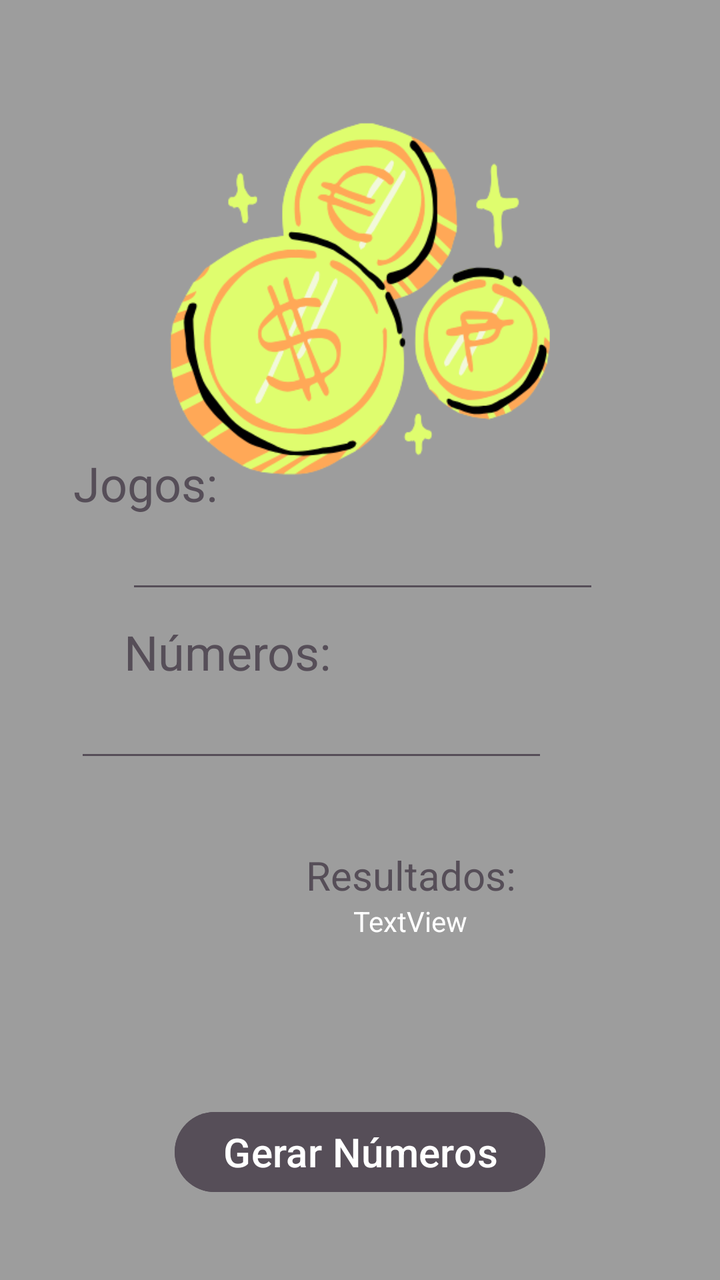
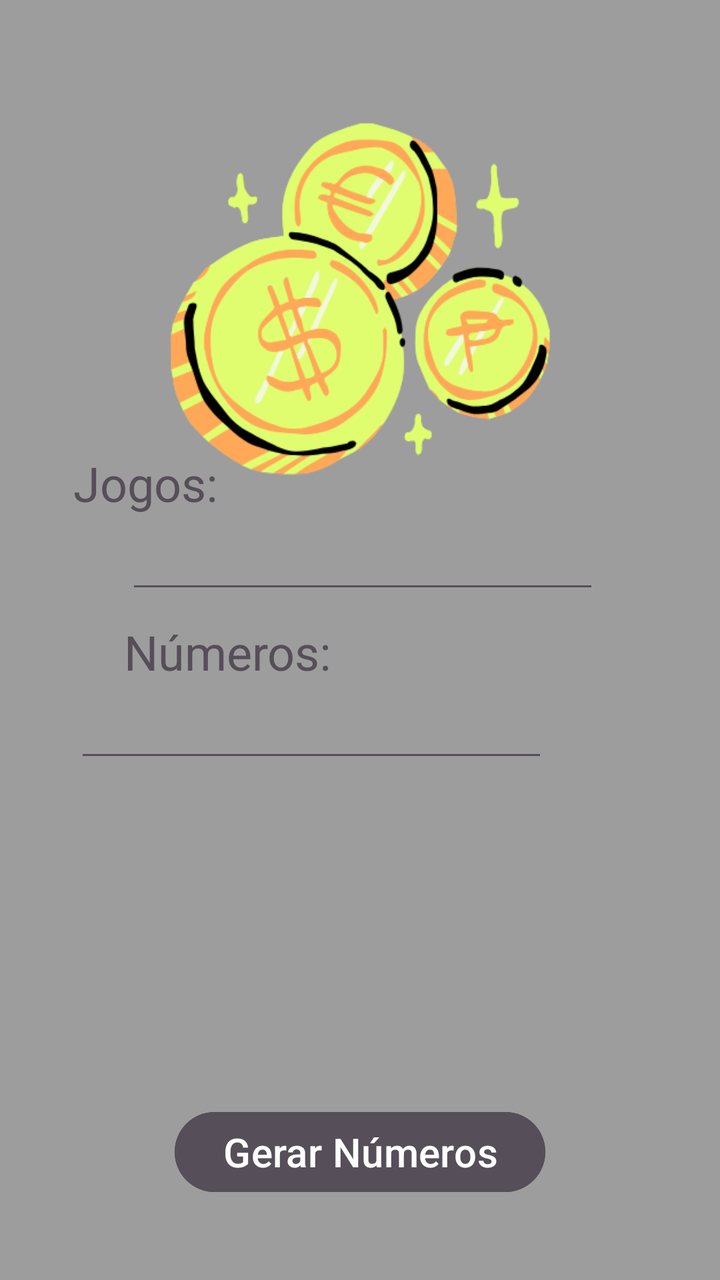

Compare the two renders of this Android layout. The source of the first and the diff that turns it into the second are given below.
<!-- AndroidManifest.xml: application theme Theme.LotoApp -->
<!-- res/layout/activity_loto_facil.xml -->
<?xml version="1.0" encoding="utf-8"?>
<androidx.constraintlayout.widget.ConstraintLayout xmlns:android="http://schemas.android.com/apk/res/android"
    xmlns:app="http://schemas.android.com/apk/res-auto"
    xmlns:tools="http://schemas.android.com/tools"
    android:id="@+id/main"
    android:layout_width="match_parent"
    android:layout_height="match_parent"
    android:background="#9d9d9d"
    tools:context=".LotoFacil">

    <TextView
        android:layout_width="wrap_content"
        android:layout_height="wrap_content"
        android:layout_marginStart="153dp"
        android:layout_marginTop="38dp"
        android:layout_marginEnd="153dp"
        android:text="Resultados:"
        android:textColor="#564E58"
        android:textSize="20sp"
        app:layout_constraintBottom_toTopOf="@+id/tvResultadoLotoFacil"
        app:layout_constraintEnd_toEndOf="parent"
        app:layout_constraintHorizontal_bias="0.0"
        app:layout_constraintStart_toStartOf="parent"
        app:layout_constraintTop_toBottomOf="@+id/etJogosMega9" />

    <EditText
        android:id="@+id/etJogosMega9"
        android:layout_width="wrap_content"
        android:layout_height="wrap_content"
        android:layout_marginStart="63dp"
        android:layout_marginEnd="112dp"
        android:backgroundTint="#564E58"
        android:ems="10"
        android:inputType="text"
        android:textSize="20sp"
        app:layout_constraintEnd_toEndOf="parent"
        app:layout_constraintStart_toStartOf="parent"
        app:layout_constraintTop_toBottomOf="@+id/textView35" />

    <TextView
        android:id="@+id/textView35"
        android:layout_width="wrap_content"
        android:layout_height="wrap_content"
        android:layout_marginStart="62dp"
        android:layout_marginEnd="252dp"
        android:text="Números:"
        android:textColor="#564E58"
        android:textSize="24sp"
        app:layout_constraintBottom_toTopOf="@+id/etJogosMega9"
        app:layout_constraintEnd_toEndOf="parent"
        app:layout_constraintHorizontal_bias="0.0"
        app:layout_constraintStart_toStartOf="parent" />

    <Button
        android:id="@+id/btGerarLotoFacil"
        android:layout_width="wrap_content"
        android:layout_height="wrap_content"
        android:layout_marginStart="151dp"
        android:layout_marginTop="78dp"
        android:layout_marginEnd="151dp"
        android:layout_marginBottom="40dp"
        android:backgroundTint="#564E58"
        android:text="Gerar Números"
        android:textColor="#fff"
        android:textSize="20sp"
        app:layout_constraintBottom_toBottomOf="parent"
        app:layout_constraintEnd_toEndOf="parent"
        app:layout_constraintStart_toStartOf="parent"
        app:layout_constraintTop_toBottomOf="@+id/etNumMega"
        app:layout_constraintVertical_bias="1.0" />

    <TextView
        android:id="@+id/tvResultadoLotoFacil"
        android:layout_width="wrap_content"
        android:layout_height="90dp"
        android:layout_marginStart="80dp"
        android:layout_marginEnd="81dp"
        android:layout_marginBottom="11dp"
        android:width="250dp"
        android:text="TextView"
        android:textAlignment="center"
        android:textColor="#ffffff"
        app:layout_constraintBottom_toTopOf="@+id/btGerarLotoFacil"
        app:layout_constraintEnd_toEndOf="parent"
        app:layout_constraintHorizontal_bias="0.0"
        app:layout_constraintStart_toStartOf="parent"
        app:layout_constraintTop_toBottomOf="@+id/textView36" />

    <TextView
        android:id="@+id/textView5"
        android:layout_width="wrap_content"
        android:layout_height="wrap_content"
        android:layout_marginStart="187dp"
        android:layout_marginTop="20dp"
        android:layout_marginEnd="188dp"
        android:layout_marginBottom="606dp"
        android:fontFamily="sans-serif-condensed"
        android:text="LotoFácil"
        android:textColor="#DFFD6E"
        android:textSize="34sp"
        app:layout_constraintBottom_toBottomOf="parent"
        app:layout_constraintEnd_toEndOf="parent"
        app:layout_constraintStart_toStartOf="parent"
        app:layout_constraintTop_toTopOf="parent" />

    <ImageView
        android:id="@+id/imageView6"
        android:layout_width="287dp"
        android:layout_height="327dp"
        android:layout_marginStart="62dp"
        android:layout_marginEnd="62dp"
        android:layout_marginBottom="342dp"
        app:layout_constraintBottom_toBottomOf="parent"
        app:layout_constraintEnd_toEndOf="parent"
        app:layout_constraintStart_toStartOf="parent"
        app:layout_constraintTop_toTopOf="parent"
        app:srcCompat="@drawable/loto" />

    <TextView
        android:id="@+id/textView34"
        android:layout_width="wrap_content"
        android:layout_height="wrap_content"
        android:layout_marginStart="37dp"
        android:layout_marginEnd="252dp"
        android:text="Jogos:"
        android:textColor="#564E58"
        android:textSize="24sp"
        app:layout_constraintBottom_toTopOf="@+id/etJogosMega8"
        app:layout_constraintEnd_toEndOf="parent"
        app:layout_constraintHorizontal_bias="0.52"
        app:layout_constraintStart_toStartOf="parent" />

    <EditText
        android:id="@+id/etJogosMega8"
        android:layout_width="wrap_content"
        android:layout_height="wrap_content"
        android:layout_marginStart="63dp"
        android:layout_marginEnd="112dp"
        android:layout_marginBottom="8dp"
        android:backgroundTint="#564E58"
        android:ems="10"
        android:inputType="text"
        android:textSize="20sp"
        app:layout_constraintBottom_toTopOf="@+id/textView35"
        app:layout_constraintEnd_toEndOf="parent"
        app:layout_constraintHorizontal_bias="0.0"
        app:layout_constraintStart_toStartOf="parent" />
</androidx.constraintlayout.widget.ConstraintLayout>
<!-- resources referenced by this layout -->
<resources>
  <!-- drawable loto: png bitmap (drawable, 38403 bytes) -->
  <style name="Theme.LotoApp" parent="Base.Theme.LotoApp" />
  <style name="Base.Theme.LotoApp" parent="Theme.Material3.DayNight.NoActionBar">
          
          
      </style>
</resources>

<!-- the commit's change to res/layout/activity_loto_facil.xml (unified diff, before → after) -->
@@ -9,22 +9,22 @@
     tools:context=".LotoFacil">
 
     <TextView
+        android:id="@+id/tvJogoLotoFacil"
         android:layout_width="wrap_content"
         android:layout_height="wrap_content"
         android:layout_marginStart="153dp"
         android:layout_marginTop="38dp"
         android:layout_marginEnd="153dp"
-        android:text="Resultados:"
         android:textColor="#564E58"
         android:textSize="20sp"
         app:layout_constraintBottom_toTopOf="@+id/tvResultadoLotoFacil"
         app:layout_constraintEnd_toEndOf="parent"
         app:layout_constraintHorizontal_bias="0.0"
         app:layout_constraintStart_toStartOf="parent"
-        app:layout_constraintTop_toBottomOf="@+id/etJogosMega9" />
+        app:layout_constraintTop_toBottomOf="@+id/etNumLotoFacil" />
 
     <EditText
-        android:id="@+id/etJogosMega9"
+        android:id="@+id/etNumLotoFacil"
         android:layout_width="wrap_content"
         android:layout_height="wrap_content"
         android:layout_marginStart="63dp"
@@ -46,7 +46,7 @@
         android:text="Números:"
         android:textColor="#564E58"
         android:textSize="24sp"
-        app:layout_constraintBottom_toTopOf="@+id/etJogosMega9"
+        app:layout_constraintBottom_toTopOf="@+id/etNumLotoFacil"
         app:layout_constraintEnd_toEndOf="parent"
         app:layout_constraintHorizontal_bias="0.0"
         app:layout_constraintStart_toStartOf="parent" />
@@ -77,9 +77,9 @@
         android:layout_marginEnd="81dp"
         android:layout_marginBottom="11dp"
         android:width="250dp"
-        android:text="TextView"
         android:textAlignment="center"
         android:textColor="#ffffff"
+        android:textSize="18sp"
         app:layout_constraintBottom_toTopOf="@+id/btGerarLotoFacil"
         app:layout_constraintEnd_toEndOf="parent"
         app:layout_constraintHorizontal_bias="0.0"
@@ -125,13 +125,13 @@
         android:text="Jogos:"
         android:textColor="#564E58"
         android:textSize="24sp"
-        app:layout_constraintBottom_toTopOf="@+id/etJogosMega8"
+        app:layout_constraintBottom_toTopOf="@+id/etJogosLotoFacil"
         app:layout_constraintEnd_toEndOf="parent"
         app:layout_constraintHorizontal_bias="0.52"
         app:layout_constraintStart_toStartOf="parent" />
 
     <EditText
-        android:id="@+id/etJogosMega8"
+        android:id="@+id/etJogosLotoFacil"
         android:layout_width="wrap_content"
         android:layout_height="wrap_content"
         android:layout_marginStart="63dp"
